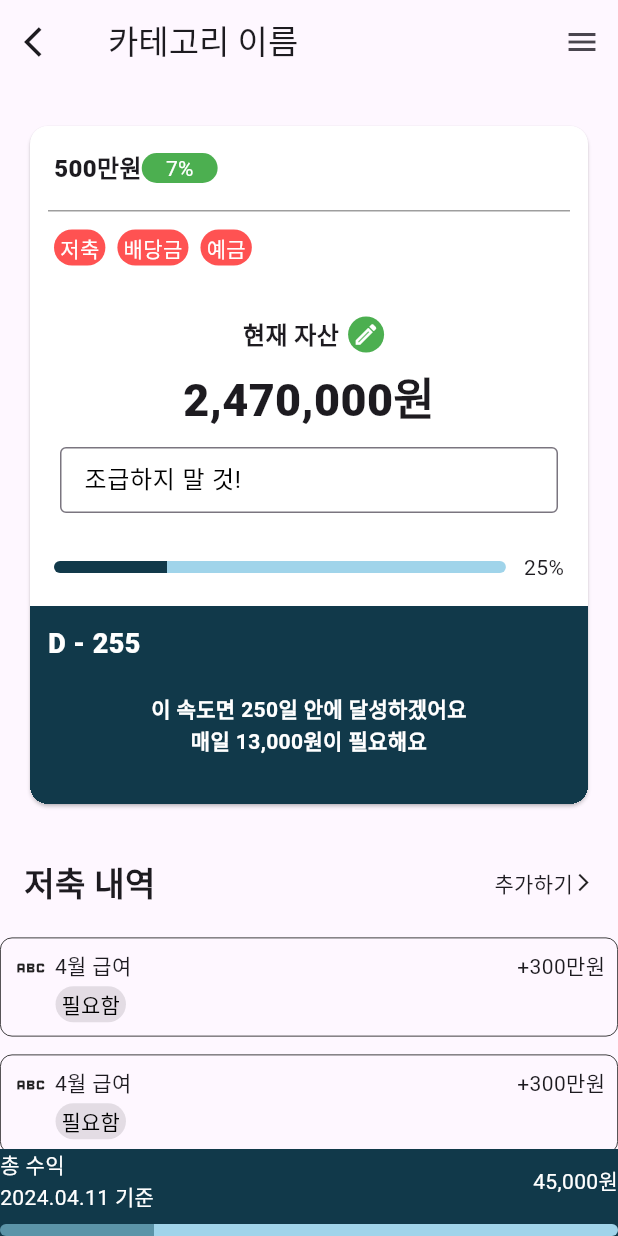
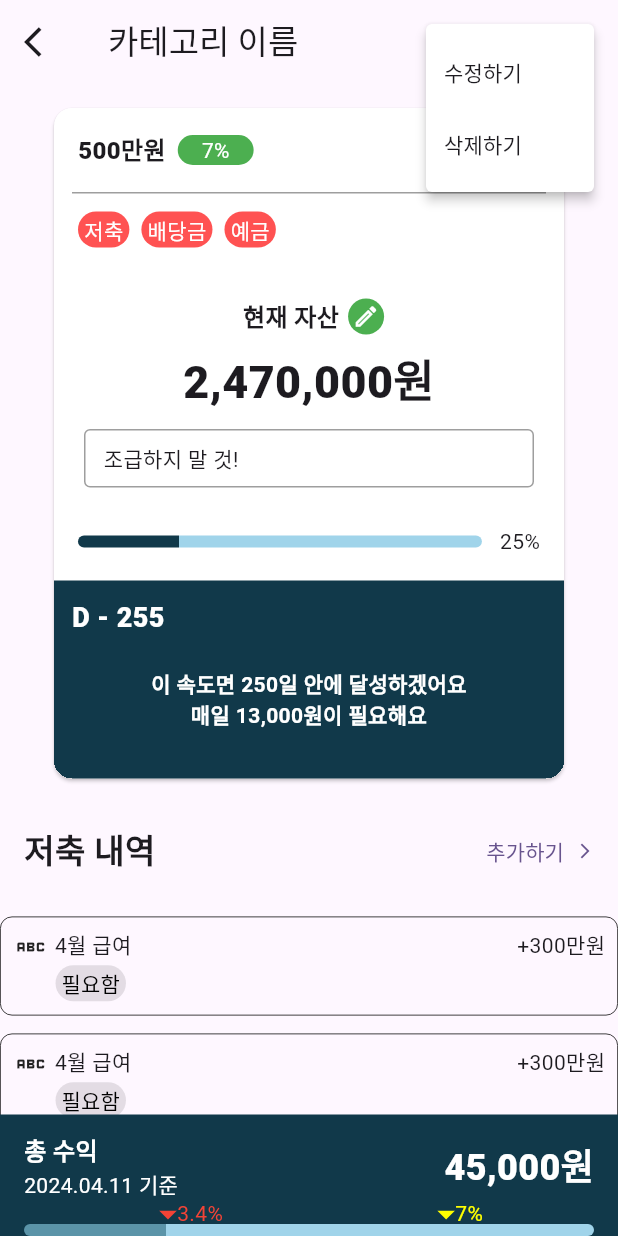
Before and after one commit to three523/devu, a Flutter app: the DetailAssetPage screen opened directly, after a tap on the "menu" icon, on a phone screen of 412 x 824 dp. Run offline on Flutter 3.47's test engine with Material 3 defaults, Android fonts, the phone set to English and light mode, and no system bars; our stand-ins replace dotted_border, flutter_bloc, hive, hive_flutter, month_picker_dialog and 1 more; missing offline and left inert: dart:ffi; accounts and stored records are empty.

Commit message:
[Feat] 자산 상세화면 UI 구현

```diff
--- a/lib/page/detail_asset_page.dart
+++ b/lib/page/detail_asset_page.dart
@@ -1,4 +1,7 @@
+import 'dart:ffi';
+
 import 'package:devu_app/data/resource.dart';
+import 'package:devu_app/utils/trianglePainter.dart';
 import 'package:devu_app/widget/asset_detail_card.dart';
 import 'package:devu_app/widget/income_card.dart';
 import 'package:flutter/cupertino.dart';
@@ -10,9 +13,13 @@ class DetailAssetPage extends StatefulWidget {
   State<DetailAssetPage> createState() => _DetailAssetPageState();
 }
 
+enum MenuType { update, delete }
+
 class _DetailAssetPageState extends State<DetailAssetPage> {
   List<Color> gradientColors = [primaryColor, primary200Color];
   double filePercent = 25.0;
+  double triangleSize = 12.0;
+  List<String> labelList = ['예금', '장기체', '미국ETF'];
 
   @override
   Widget build(BuildContext context) {
@@ -25,10 +32,32 @@ class _DetailAssetPageState extends State<DetailAssetPage> {
           icon: Icon(Icons.arrow_back_ios),
         ),
         actions: [
-          IconButton(
-            onPressed: () {},
-            icon: Icon(Icons.menu),
-          )
+          Padding(
+            padding: const EdgeInsets.only(right: 16.0),
+            child: PopupMenuButton(
+              color: Colors.white,
+              popUpAnimationStyle: AnimationStyle.noAnimation,
+              onSelected: (value) {
+                switch (value) {
+                  case MenuType.update:
+                    break;
+                  case MenuType.delete:
+                    break;
+                }
+              },
+              itemBuilder: (BuildContext context) => <PopupMenuEntry<MenuType>>[
+                const PopupMenuItem<MenuType>(
+                  value: MenuType.update,
+                  child: Text('수정하기'),
+                ),
+                const PopupMenuItem<MenuType>(
+                  value: MenuType.delete,
+                  child: Text('삭제하기'),
+                ),
+              ],
+              child: Icon(Icons.menu),
+            ),
+          ),
         ],
         title: Text('카테고리 이름'),
       ),
@@ -52,9 +81,13 @@ class _DetailAssetPageState extends State<DetailAssetPage> {
           ),
           Container(
             color: secondaryColor,
+            child: Padding(
+              padding: const EdgeInsets.symmetric(horizontal: 16.0),
               child: Column(
                 children: [
-                Row(
+                  Padding(
+                    padding: const EdgeInsets.only(top: 12.0),
+                    child: Row(
                       mainAxisAlignment: MainAxisAlignment.spaceBetween,
                       children: [
                         Column(
@@ -62,7 +95,10 @@ class _DetailAssetPageState extends State<DetailAssetPage> {
                           children: [
                             Text(
                               '총 수익',
-                          style: TextStyle(color: Colors.white),
+                              style: TextStyle(
+                                  fontSize: 16,
+                                  fontWeight: FontWeight.w600,
+                                  color: Colors.white),
                             ),
                             Text(
                               '2024.04.11 기준',
@@ -72,14 +108,22 @@ class _DetailAssetPageState extends State<DetailAssetPage> {
                         ),
                         Text(
                           '45,000원',
-                      style: TextStyle(color: Colors.white),
+                          style: TextStyle(
+                            fontSize: 24,
+                            fontWeight: FontWeight.w900,
+                            color: Colors.white,
+                          ),
                         ),
                       ],
                     ),
+                  ),
                   SafeArea(
-                  child: Padding(
-                    padding: const EdgeInsets.only(top: 8.0),
                     child: Container(
+                      height: 24,
+                      child: Stack(
+                        alignment: Alignment.bottomLeft,
+                        children: [
+                          Container(
                             height: 8,
                             width: double.infinity,
                             decoration: BoxDecoration(
@@ -95,10 +139,42 @@ class _DetailAssetPageState extends State<DetailAssetPage> {
                               ),
                             ),
                           ),
+                          getTriangle(25, '3.4%', Colors.red, triangleSize),
+                          getTriangle(
+                              70, '7%', Colors.yellowAccent, triangleSize),
+                        ],
+                      ),
                     ),
                   ),
                 ],
               ),
+            ),
+          )
+        ],
+      ),
+    );
+  }
+
+  Widget getTriangle(int persent, String text, Color color, double size) {
+    return Positioned(
+      bottom: 5,
+      left: MediaQuery.of(context).size.width * (persent / 100) - size - 1,
+      child: Row(
+        crossAxisAlignment: CrossAxisAlignment.end,
+        children: [
+          ClipPath(
+            clipper: CustomTriangleClipper(),
+            child: Container(
+              width: size,
+              height: size,
+              decoration: BoxDecoration(
+                color: color,
+              ),
+            ),
+          ),
+          Text(
+            text,
+            style: TextStyle(color: color),
           )
         ],
       ),
@@ -109,7 +185,7 @@ class _DetailAssetPageState extends State<DetailAssetPage> {
     return Column(
       children: [
         Padding(
-          padding: const EdgeInsets.symmetric(horizontal: 16.0, vertical: 24),
+          padding: const EdgeInsets.symmetric(horizontal: 32.0, vertical: 12),
           child: AssetDetailCard(),
         ),
         Padding(
@@ -122,15 +198,17 @@ class _DetailAssetPageState extends State<DetailAssetPage> {
                 "저축 내역",
                 style: TextStyle(fontSize: 22, fontWeight: FontWeight.w800),
               ),
-              Row(
-                mainAxisAlignment: MainAxisAlignment.center,
-                children: [
-                  Text('추가하기'),
-                  Icon(
+              TextButton.icon(
+                onPressed: () {},
+                icon: Text('추가하기'),
+                label: Icon(
                   Icons.arrow_forward_ios,
-                    size: 14,
+                  size: 12,
                 ),
-                ],
+                style: ButtonStyle(
+                  padding: MaterialStatePropertyAll(EdgeInsets.zero),
+                  overlayColor: MaterialStateProperty.all(Colors.transparent),
+                ),
               )
             ],
           ),
@@ -138,4 +216,53 @@ class _DetailAssetPageState extends State<DetailAssetPage> {
       ],
     );
   }
+
+  void showAddIncomeDialog(BuildContext context) {
+    showDialog(
+      context: context,
+      builder: (context) {
+        return Dialog(
+          child: Padding(
+            padding: const EdgeInsets.symmetric(horizontal: 12.0),
+            child: Column(
+              children: [
+                Text('추가할 금액을 입력해주세요.'),
+                SizedBox(
+                  height: 12,
+                ),
+                Column(
+                  children: [
+                    Text('500만원'),
+                    Text('- 5,000,000 +'),
+                  ],
+                ),
+                Text('라벨을 붙여주세요'),
+                SizedBox(
+                  height: 16,
+                ),
+                DropdownMenu<Text>(
+                  dropdownMenuEntries: [
+                    DropdownMenuEntry(value: Text(''), label: labelList[0]),
+                    DropdownMenuEntry(value: Text(''), label: labelList[1]),
+                  ],
+                ),
+                ElevatedButton(
+                  style: ElevatedButton.styleFrom(
+                      shape: RoundedRectangleBorder(
+                          borderRadius: BorderRadius.circular(12.0))),
+                  onPressed: () {},
+                  child: Text(
+                    '확인',
+                    style: TextStyle(
+                      color: Colors.white,
+                    ),
+                  ),
+                )
+              ],
+            ),
+          ),
+        );
+      },
+    );
   }
+}
--- a/lib/page/setup_asset_page.dart
+++ b/lib/page/setup_asset_page.dart
@@ -121,7 +121,7 @@ class _SetupAssetState extends State<SetupAsset> {
           ),
           TextFormField(
             decoration: InputDecoration(
-              hintText: '기록에 표시할 상세 내용을 적어주세요',
+              hintText: '자산에 표시할 한줄 메모를 적어주세요',
               border: OutlineInputBorder(),
               contentPadding: EdgeInsets.symmetric(vertical: 2, horizontal: 4),
             ),
--- /dev/null
+++ b/lib/utils/trianglePainter.dart
@@ -0,0 +1,18 @@
+import 'package:flutter/material.dart';
+
+class CustomTriangleClipper extends CustomClipper<Path> {
+  @override
+  Path getClip(Size size) {
+    final path = Path();
+    path.lineTo(0, 0);
+    path.lineTo(size.width, 0);
+    path.lineTo(size.width / 2, size.height / 2);
+    path.lineTo(0, 0);
+    return path;
+  }
+
+  @override
+  bool shouldReclip(CustomClipper<Path> oldClipper) {
+    return false;
+  }
+}
--- a/lib/widget/asset_detail_card.dart
+++ b/lib/widget/asset_detail_card.dart
@@ -30,6 +30,9 @@ class AssetDetailCard extends StatelessWidget {
                     fontSize: 16.0,
                     fontWeight: FontWeight.w800,
                   ),
+                ),
+                SizedBox(
+                  width: 8,
                 ),
                 LabelWidget(
                   "7%",
@@ -121,17 +124,18 @@ class AssetDetailCard extends StatelessWidget {
             ),
           ),
           Padding(
-            padding:
-                const EdgeInsets.symmetric(horizontal: 20.0, vertical: 10.0),
-            child: TextField(
-              controller: TextEditingController(text: '조급하지 말 것!'),
-              decoration: InputDecoration(
-                border: OutlineInputBorder(),
-                isDense: true,
-                contentPadding:
-                    EdgeInsets.symmetric(vertical: 10, horizontal: 12),
+            padding: EdgeInsets.symmetric(horizontal: 20.0, vertical: 10.0),
+            child: Container(
+              width: double.infinity,
+              decoration: BoxDecoration(
+                border: Border.all(color: Colors.grey),
+                borderRadius: BorderRadius.all(Radius.circular(4)),
               ),
-              style: TextStyle(color: Colors.black),
+              child: Padding(
+                padding:
+                    const EdgeInsets.symmetric(horizontal: 12.0, vertical: 8.0),
+                child: Text('조급하지 말 것!'),
+              ),
             ),
           ),
           Padding(
```
Lines whose indentation alone changed are shown as unchanged.
